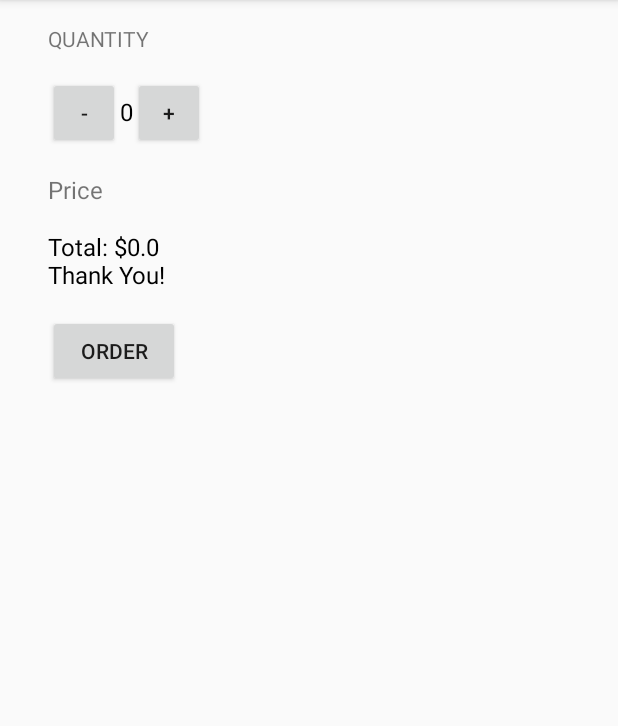
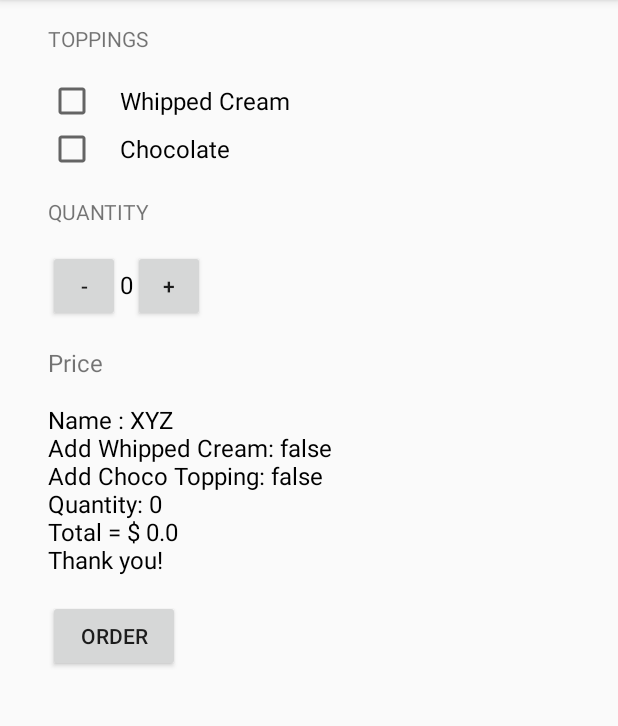
Before and after one commit to ahmadhmirza/AndroidCourses, an Android app: the screen it shows after launch (MainActivity), after a tap on "ORDER", on a phone screen of 412 x 824 dp, the part 84-810 px from its top. Run offline under Robolectric (Android 15) with nearby library versions, the phone set to English and light mode, and no system bars.

Commit message:
Lesson 6
Added method to create order summary
Added check boxes for toppings
Added scroll view to make the app scrollable

```diff
--- a/CoffeeShopOrder/app/src/main/java/com/example/android/coffeeshoporder/MainActivity.java
+++ b/CoffeeShopOrder/app/src/main/java/com/example/android/coffeeshoporder/MainActivity.java
@@ -9,7 +9,9 @@ package com.example.android.coffeeshoporder;
 
 import android.os.Bundle;
 import android.support.v7.app.AppCompatActivity;
+import android.util.Log;
 import android.view.View;
+import android.widget.CheckBox;
 import android.widget.TextView;
 
 import java.text.NumberFormat;
@@ -31,8 +33,24 @@ public class MainActivity extends AppCompatActivity {
      */
     public void submitOrder(View view) {
         float price = quantity * 5;
-        String priceMessage="Total: $" + price + "\nThank You!";
-        displayMessage(priceMessage);
+        CheckBox wcreamTopping = (CheckBox) findViewById(R.id.topping_chkbox);
+        CheckBox chocoTopping = (CheckBox) findViewById(R.id.topping_chocho_chkbox);
+
+        boolean whippedCream = false;
+        boolean chocolate = false;
+
+        if(wcreamTopping.isChecked()){
+            whippedCream=true;
+        }
+        if (chocoTopping.isChecked()) {
+            chocolate = true;
+        }
+
+        //Log.v("MainActivity","whippedCream"+whippedCream);
+
+        //String priceMessage="Total: $" + price + "\nThank You!";
+        //createOrderSummary(quantity, price);
+        displayMessage(createOrderSummary(price,whippedCream,chocolate));
         //displayPrice(quantity*5);
     }
     public void increment(View view) {
@@ -72,4 +90,18 @@ public class MainActivity extends AppCompatActivity {
         priceTextView.setText(message);
     }
 
+
+    private String createOrderSummary(float price,boolean addWhippedCream,boolean addChocolate){
+        String orderSummary="";
+
+        orderSummary="Name : XYZ";
+        orderSummary += "\nAdd Whipped Cream: "+ addWhippedCream;
+        orderSummary += "\nAdd Choco Topping: "+ addChocolate;
+        orderSummary += "\nQuantity: " + quantity;
+        orderSummary += "\nTotal = $ "+ price+"\nThank you!";
+
+
+        return orderSummary;
+    }
+
 }
--- a/CoffeeShopOrder/app/src/main/res/layout/activity_main.xml
+++ b/CoffeeShopOrder/app/src/main/res/layout/activity_main.xml
@@ -1,4 +1,9 @@
 <?xml version="1.0" encoding="utf-8"?>
+
+<ScrollView xmlns:android="http://schemas.android.com/apk/res/android"
+    android:layout_width="fill_parent"
+    android:layout_height="wrap_content" >
+
     <LinearLayout xmlns:android="http://schemas.android.com/apk/res/android"
         android:layout_width="match_parent"
         android:layout_height="match_parent"
@@ -6,6 +11,31 @@
         android:orientation="vertical" >
 
         >
+        <TextView
+            android:layout_width="wrap_content"
+            android:layout_height="wrap_content"
+            android:text="Toppings"
+            android:layout_marginTop="16dp"
+            android:layout_marginLeft="16dp"
+            android:layout_marginBottom="16dp"
+            android:textAllCaps="true"
+            />
+        <CheckBox
+            android:id="@+id/topping_chkbox"
+            android:layout_width="wrap_content"
+            android:layout_height="wrap_content"
+            android:text="Whipped Cream"
+            android:layout_marginLeft="16dp"
+            android:textSize="16sp"
+            android:paddingLeft="16sp"/>
+        <CheckBox
+            android:id="@+id/topping_chocho_chkbox"
+            android:layout_width="wrap_content"
+            android:layout_height="wrap_content"
+            android:text="Chocolate"
+            android:layout_marginLeft="16dp"
+            android:textSize="16sp"
+            android:paddingLeft="16sp"/>
         <TextView
             android:id="@+id/quantity_tag"
             android:layout_width="wrap_content"
@@ -77,4 +107,6 @@
             android:text="ORDER"
             android:onClick="submitOrder"/>
 
+
     </LinearLayout>
+</ScrollView>
```
Lines whose indentation alone changed are shown as unchanged.
